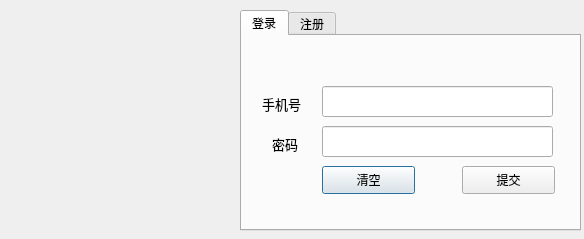
This is demo/logindialog.ui in dreamxian4/mini-meeting as Qt 5 draws it before an edit. The edited form follows.
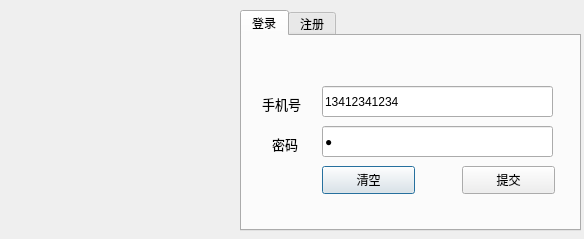
This is the edited form. Icons and pictures are not drawn.

The edit to the form file:
```diff
--- a/demo/logindialog.ui
+++ b/demo/logindialog.ui
@@ -72,6 +72,9 @@
        <height>31</height>
       </rect>
      </property>
+     <property name="text">
+      <string>1</string>
+     </property>
      <property name="echoMode">
       <enum>QLineEdit::Password</enum>
      </property>
@@ -149,6 +152,9 @@
        <height>31</height>
       </rect>
      </property>
+     <property name="text">
+      <string>13412341234</string>
+     </property>
      <property name="echoMode">
       <enum>QLineEdit::Normal</enum>
      </property>
```
